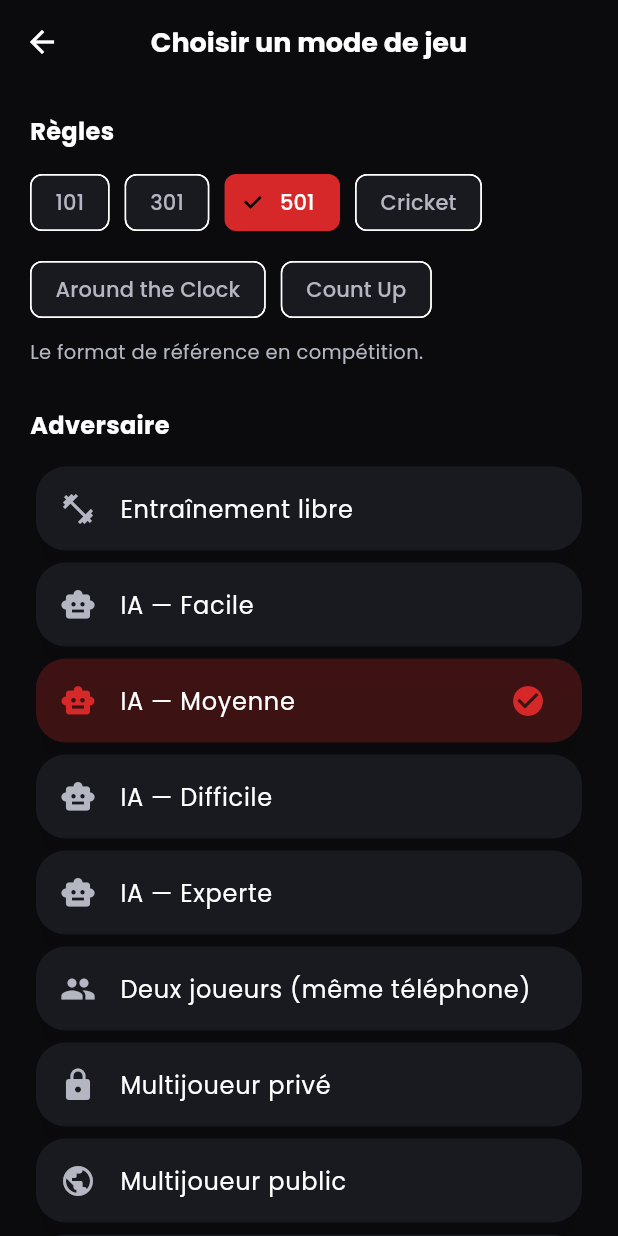
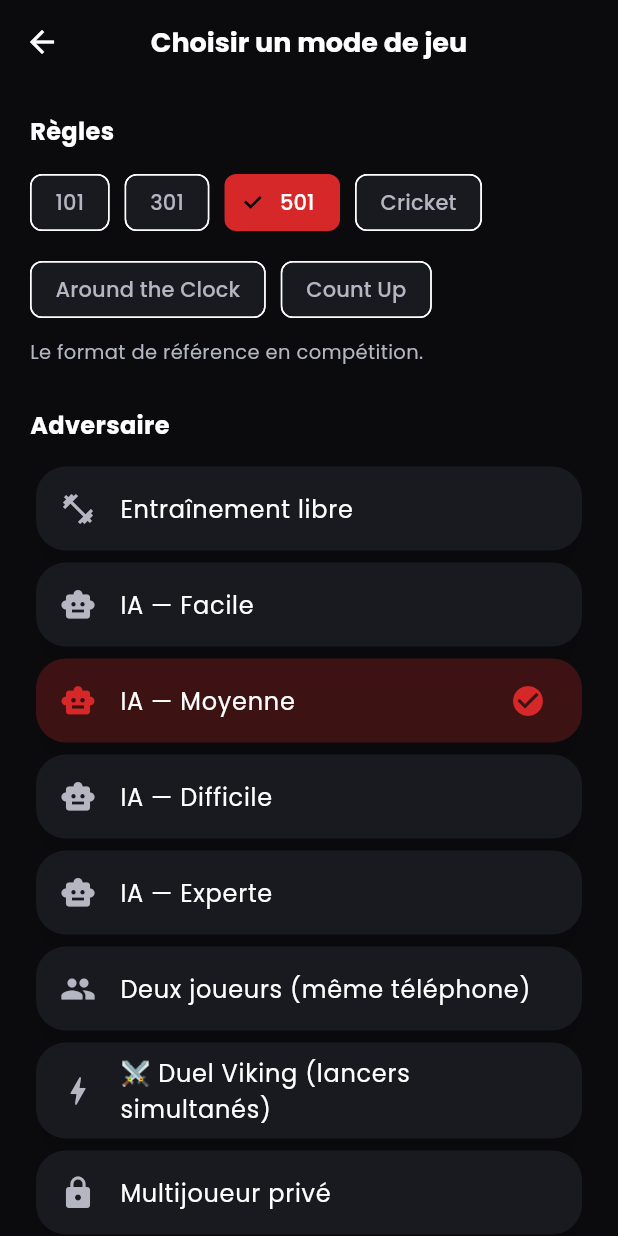
Before and after one commit to mamadousaidoub125-star/dart_master, a Flutter app: the GameModeSelectionScreen screen opened directly with empty values, on a phone screen of 412 x 824 dp. Run offline on Flutter 3.47's test engine with Material 3 defaults, Android fonts, the phone set to English and light mode, and no system bars; our stand-ins replace cloud_firestore, firebase_auth, google_fonts, google_mobile_ads, google_sign_in, in_app_purchase and 2 more; missing offline and left inert: flame_audio; accounts and stored records are empty.

Commit message:
Add files via upload

```diff
--- a/lib/features/game_modes/presentation/screens/game_mode_selection_screen.dart
+++ b/lib/features/game_modes/presentation/screens/game_mode_selection_screen.dart
@@ -8,7 +8,7 @@ import '../../../game/domain/services/game_rules_factory.dart';
 /// et le type d'adversaire (entraînement, IA à 4 niveaux, local 2 joueurs,
 /// multijoueur, tournoi, défi quotidien). Les deux choix combinés
 /// déterminent la configuration exacte transmise à [GameScreen].
-enum OpponentType { training, aiEasy, aiMedium, aiHard, aiExpert, localTwoPlayer, onlinePrivate, onlinePublic, tournament, dailyChallenge }
+enum OpponentType { training, aiEasy, aiMedium, aiHard, aiExpert, localTwoPlayer, vikingDuel, onlinePrivate, onlinePublic, tournament, dailyChallenge }
 
 class GameModeSelectionScreen extends StatefulWidget {
   final void Function(GameVariant variant, OpponentType opponent) onModeConfirmed;
@@ -75,6 +75,7 @@ class _GameModeSelectionScreenState extends State<GameModeSelectionScreen> {
       (OpponentType.aiHard, 'IA — Difficile', Icons.smart_toy),
       (OpponentType.aiExpert, 'IA — Experte', Icons.smart_toy),
       (OpponentType.localTwoPlayer, 'Deux joueurs (même téléphone)', Icons.people),
+      (OpponentType.vikingDuel, '⚔️ Duel Viking (lancers simultanés)', Icons.bolt),
       (OpponentType.onlinePrivate, 'Multijoueur privé', Icons.lock),
       (OpponentType.onlinePublic, 'Multijoueur public', Icons.public),
       (OpponentType.tournament, 'Tournoi', Icons.emoji_events),
```
